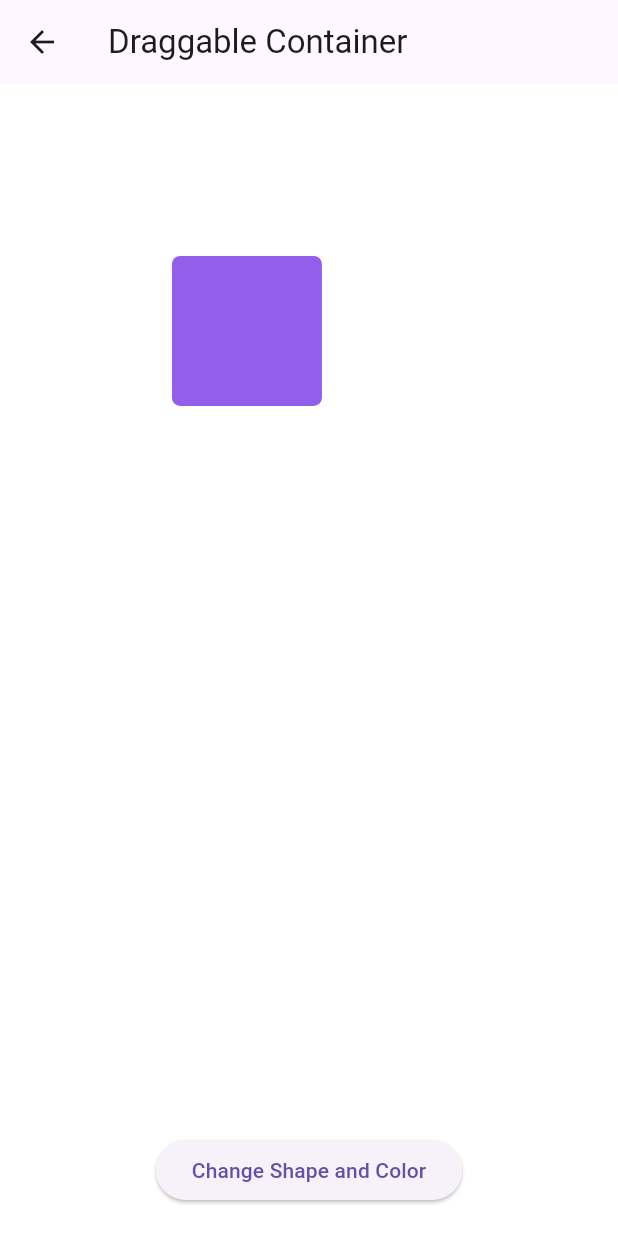
After one commit to Wibiemahardhika22/hands-on-project-mikti, a Flutter app: the DraggableContainerDemo screen opened directly, after a tap on "Change Shape and Color", on a phone screen of 412 x 824 dp. The commit adds this screen. Run offline on Flutter 3.47's test engine with Material 3 defaults, Android fonts, the phone set to English and light mode, and no system bars; our stand-ins replace curved_navigation_bar.

Commit message:
feat: DraggableContainer

```diff
--- /dev/null
+++ b/lib/pages/draggable_container.dart
@@ -0,0 +1,130 @@
+import 'dart:async';
+import 'dart:math';
+
+import 'package:flutter/material.dart';
+
+class DraggableContainer extends StatelessWidget {
+  const DraggableContainer({super.key});
+
+  @override
+  Widget build(BuildContext context) {
+    return const DraggableContainerDemo();
+  }
+}
+
+class DraggableContainerDemo extends StatefulWidget {
+  const DraggableContainerDemo({super.key});
+
+  @override
+  _DraggableContainerDemoState createState() => _DraggableContainerDemoState();
+}
+
+class _DraggableContainerDemoState extends State<DraggableContainerDemo> {
+  Offset position = const Offset(100, 100);
+  double radius = 0.0;
+  EdgeInsets margin = const EdgeInsets.all(0.0);
+  Color color = Colors.blue;
+  Timer? cooldownTimer;
+  bool canChangeShape = true;
+
+  void _changeShape() {
+    setState(() {
+      final random = Random();
+      radius = random.nextDouble() * 50;
+      margin = EdgeInsets.all(random.nextDouble() * 20);
+      color = Color.fromARGB(
+        255,
+        random.nextInt(256),
+        random.nextInt(256),
+        random.nextInt(256),
+      );
+    });
+  }
+
+  void _onPanUpdate(
+      DragUpdateDetails details, double maxWidth, double maxHeight) {
+    setState(() {
+      double newDx = position.dx + details.delta.dx;
+      double newDy = position.dy + details.delta.dy;
+
+      bool atBorder = false;
+
+      // Check if the new position is touching the borders
+      if (newDx <= 0.0 ||
+          newDx >= maxWidth ||
+          newDy <= 0.0 ||
+          newDy >= maxHeight) {
+        atBorder = true;
+      }
+
+      // Clamp the new position within the screen bounds
+      newDx = newDx.clamp(0.0, maxWidth);
+      newDy = newDy.clamp(0.0, maxHeight);
+
+      position = Offset(newDx, newDy);
+
+      // Trigger shape change if at the border and cooldown allows
+      if (atBorder && canChangeShape) {
+        _changeShape();
+        canChangeShape = false;
+        cooldownTimer?.cancel();
+        cooldownTimer = Timer(const Duration(seconds: 1), () {
+          canChangeShape = true;
+        });
+      }
+    });
+  }
+
+  @override
+  void dispose() {
+    cooldownTimer?.cancel();
+    super.dispose();
+  }
+
+  @override
+  Widget build(BuildContext context) {
+    return Scaffold(
+      appBar: AppBar(
+        title: const Text('Draggable Container'),
+      ),
+      body: LayoutBuilder(
+        builder: (context, constraints) {
+          double maxWidth = constraints.maxWidth - 100 - margin.horizontal;
+          double maxHeight = constraints.maxHeight - 100 - margin.vertical;
+
+          return Stack(
+            children: <Widget>[
+              Positioned(
+                top: position.dy,
+                left: position.dx,
+                child: GestureDetector(
+                  onPanUpdate: (details) =>
+                      _onPanUpdate(details, maxWidth, maxHeight),
+                  child: Container(
+                    margin: margin,
+                    width: 100,
+                    height: 100,
+                    decoration: BoxDecoration(
+                      color: color,
+                      borderRadius: BorderRadius.circular(radius),
+                    ),
+                  ),
+                ),
+              ),
+              Align(
+                alignment: Alignment.bottomCenter,
+                child: Padding(
+                  padding: const EdgeInsets.all(20.0),
+                  child: ElevatedButton(
+                    onPressed: _changeShape,
+                    child: const Text('Change Shape and Color'),
+                  ),
+                ),
+              ),
+            ],
+          );
+        },
+      ),
+    );
+  }
+}
```
Also changed, not shown: lib/pages/home_page.dart (+8 -0 lines).
